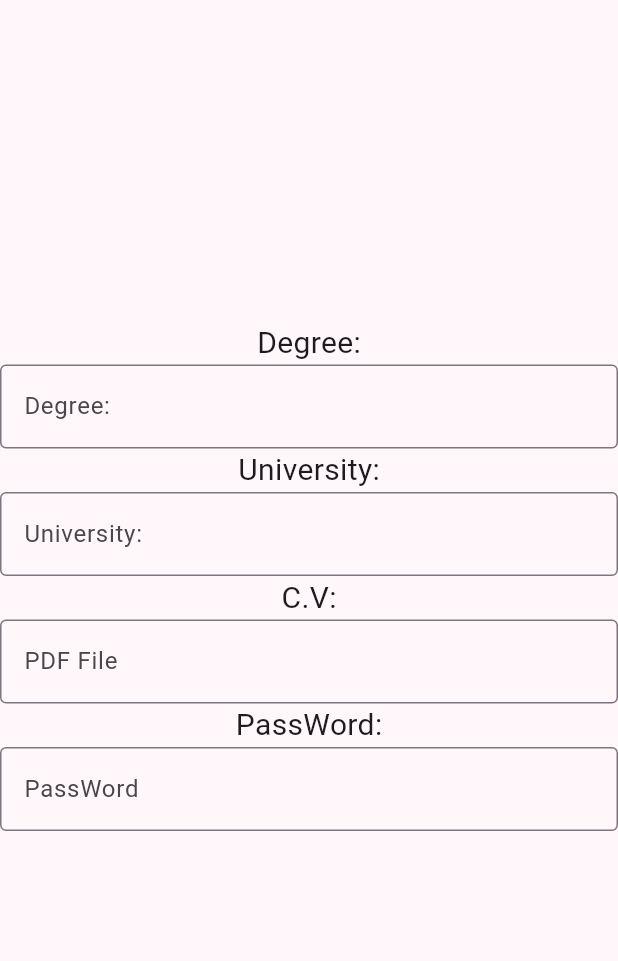
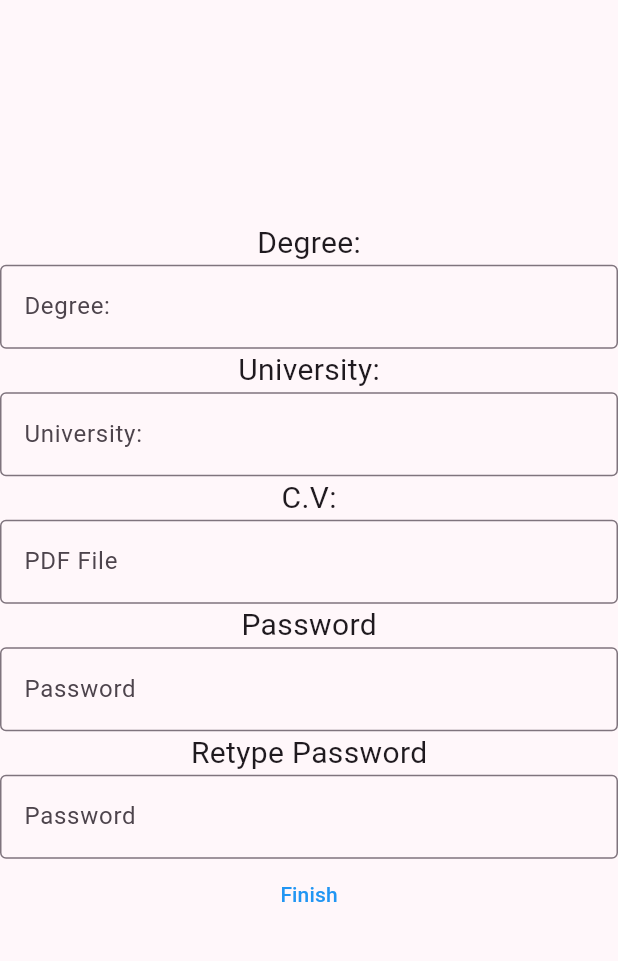
Before and after one commit to Leen-shaieb/Final_project, a Flutter app: the Register2Screen screen opened directly, on a phone screen of 412 x 824 dp, the part 84-1045 px from its top. Run offline on Flutter 3.47's test engine with Material 3 defaults, Android fonts, the phone set to English and light mode, and no system bars.

```diff
--- a/lib/Views/Register2Screen.dart
+++ b/lib/Views/Register2Screen.dart
@@ -29,6 +29,9 @@ class Register2ScreenPageState extends State<Register2Screen> {
 
           mainAxisAlignment: MainAxisAlignment.center,
           children: <Widget>[
+
+
+
             Text("Degree:", style: TextStyle(fontSize: 20),),
             TextField(decoration: InputDecoration(
                 border: OutlineInputBorder(),
@@ -44,11 +47,31 @@ class Register2ScreenPageState extends State<Register2Screen> {
                 border: OutlineInputBorder(),
                 hintText: 'PDF File'),),
 
-            Text("PassWord:", style: TextStyle(fontSize: 20),),
-            TextField(decoration: InputDecoration(
-                border: OutlineInputBorder(),
-                hintText: 'PassWord'),),
+            Text("Password",style:TextStyle( fontSize: 20),),
+            TextField(
+              obscureText: true,
+              decoration: InputDecoration(
+                  border: OutlineInputBorder(),
+                  hintText: 'Password'),),
 
+            Text("Retype Password",style:TextStyle( fontSize: 20),),
+            TextField(
+              obscureText: true,
+              decoration: InputDecoration(
+                  border: OutlineInputBorder(),
+                  hintText: 'Password'),),
+            TextButton(
+              style: ButtonStyle(
+                foregroundColor: MaterialStateProperty.all<Color>(Colors.blue),
+
+              ),
+              onPressed: () {
+                Navigator.push(
+                  context,
+                  MaterialPageRoute(builder: (context) => const Homepagescreen(title: 'HomePage')),
+                );
+              },
+              child: Text('Finish'),),
 
 
           ],
```
Also changed, not shown: lib/Views/EditProfileScreen.dart (added, +54 -0 lines), lib/Views/RegisterScreen.dart (+10 -8 lines), lib/main.dart (+23 -7 lines), lib/Views/carScreen.dart (deleted), pubspec.lock.
